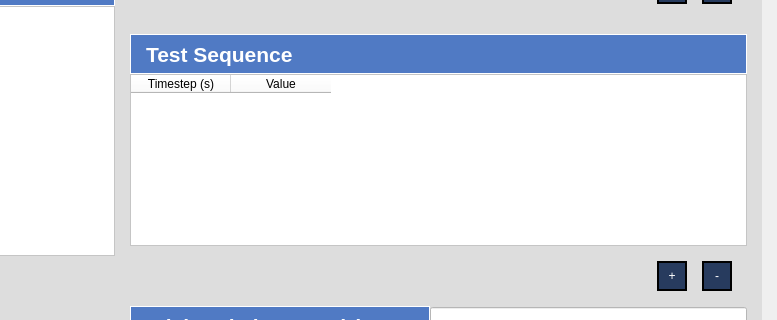
This is App/UI/QT5_Generated_UI.ui in osuntp/ntp as Qt 5 draws it before an edit; both pictures show x 621 to 1398 and y 339 to 659 of the 1398 by 780 pixel window. The edited form follows.
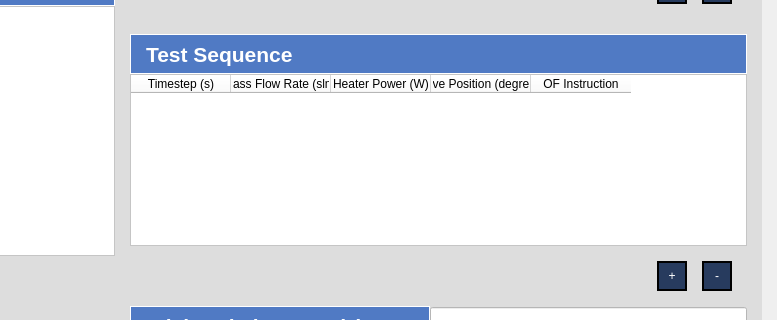
This is the edited form. The open tabs and pages were chosen to show the change. Custom widgets are drawn as their Qt base class.

Patch:
```diff
--- a/App/UI/QT5_Generated_UI.ui
+++ b/App/UI/QT5_Generated_UI.ui
@@ -2112,6 +2112,9 @@
                 <property name="styleSheet">
                  <string notr="true">background-color: rgb(255, 255, 255);</string>
                 </property>
+                <property name="columnCount">
+                 <number>5</number>
+                </property>
                 <column>
                  <property name="text">
                   <string>Timestep (s)</string>
@@ -2119,7 +2122,22 @@
                 </column>
                 <column>
                  <property name="text">
-                  <string>Value</string>
+                  <string>Mass Flow Rate (slm)</string>
+                 </property>
+                </column>
+                <column>
+                 <property name="text">
+                  <string>Heater Power (W)</string>
+                 </property>
+                </column>
+                <column>
+                 <property name="text">
+                  <string>Valve Position (degrees)</string>
+                 </property>
+                </column>
+                <column>
+                 <property name="text">
+                  <string>OF Instruction</string>
                  </property>
                 </column>
                </widget>
```
Left out of the diff: 2 changed lines with no effect on the pictures.
